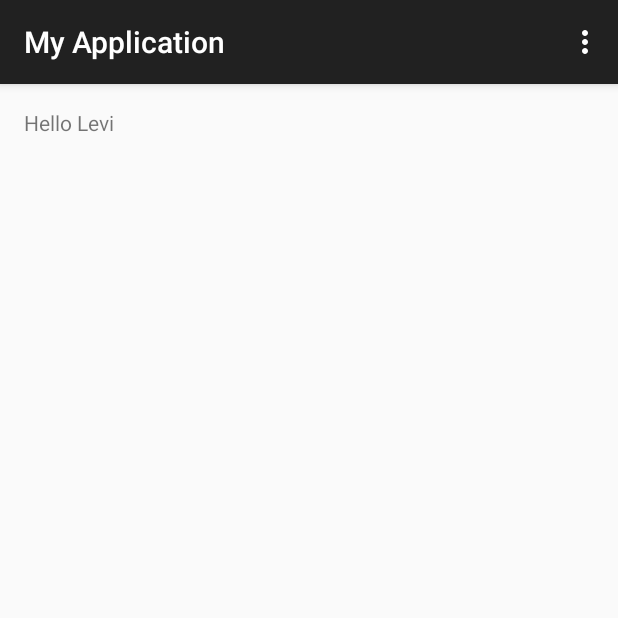
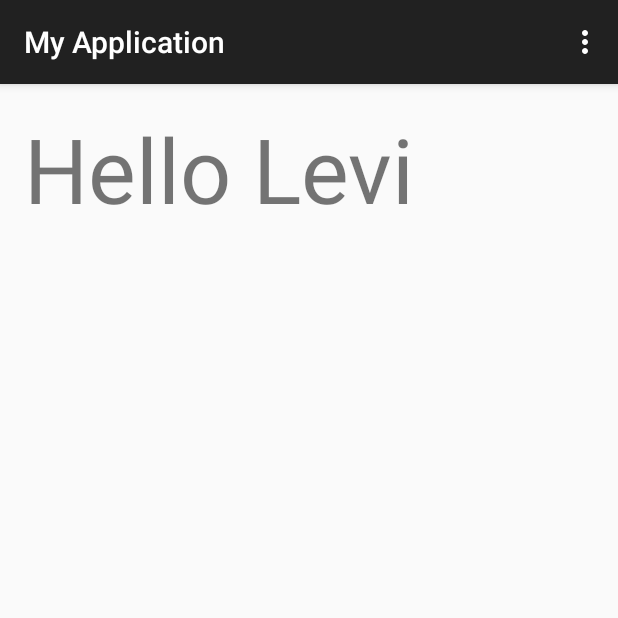
Before and after one commit to banks18/Lab01, an Android app: the screen it shows after launch (MainActivity), on a phone screen of 412 x 824 dp, the top half of it. Run offline under Robolectric (Android 15) with nearby library versions, the phone set to English and light mode, and no system bars.

Commit message:
Initial commit

```diff
--- a/app/src/main/res/layout/activity_main.xml
+++ b/app/src/main/res/layout/activity_main.xml
@@ -7,6 +7,7 @@
 
     <TextView android:text="Hello Levi" android:layout_width="wrap_content"
         android:layout_height="wrap_content"
-        android:singleLine="true" />
+        android:singleLine="true"
+        android:textSize="60dp" />
 
 </RelativeLayout>
```
